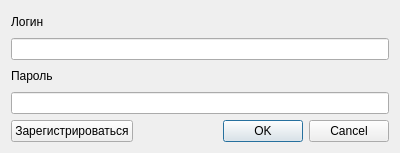
Qt form Machine/authorization.ui (Pinkyuu/Machine-building-plant) before a commit.
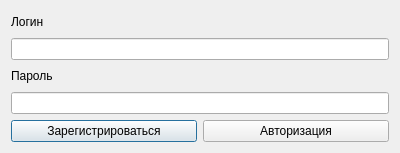
The same form after that commit.

```diff
--- a/Machine/authorization.ui
+++ b/Machine/authorization.ui
@@ -34,19 +34,6 @@
    <item row="3" column="0" colspan="2">
     <widget class="QLineEdit" name="passedit"/>
    </item>
-   <item row="4" column="1">
-    <widget class="QDialogButtonBox" name="buttonBox">
-     <property name="mouseTracking">
-      <bool>false</bool>
-     </property>
-     <property name="orientation">
-      <enum>Qt::Horizontal</enum>
-     </property>
-     <property name="standardButtons">
-      <set>QDialogButtonBox::Cancel|QDialogButtonBox::Ok</set>
-     </property>
-    </widget>
-   </item>
    <item row="4" column="0">
     <widget class="QPushButton" name="Regbutton">
      <property name="text">
@@ -54,6 +41,13 @@
      </property>
     </widget>
    </item>
+   <item row="4" column="1">
+    <widget class="QPushButton" name="pushButton">
+     <property name="text">
+      <string>Авторизация</string>
+     </property>
+    </widget>
+   </item>
   </layout>
  </widget>
  <resources/>
```
Left out of the diff: 32 changed lines with no effect on the pictures.
